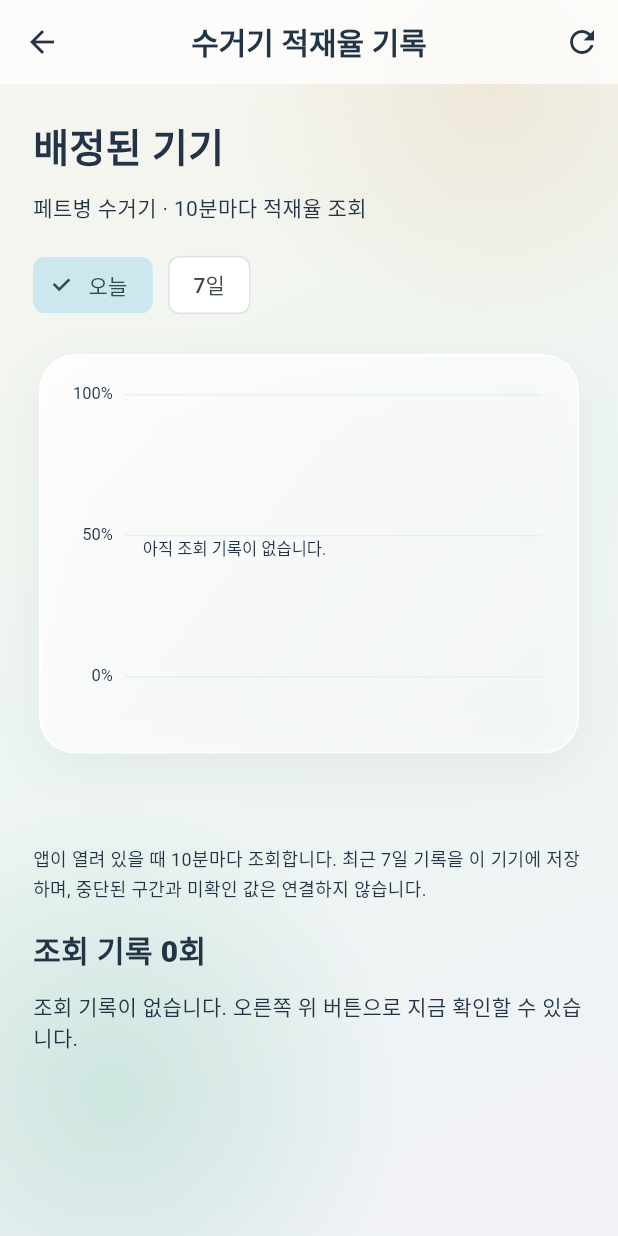
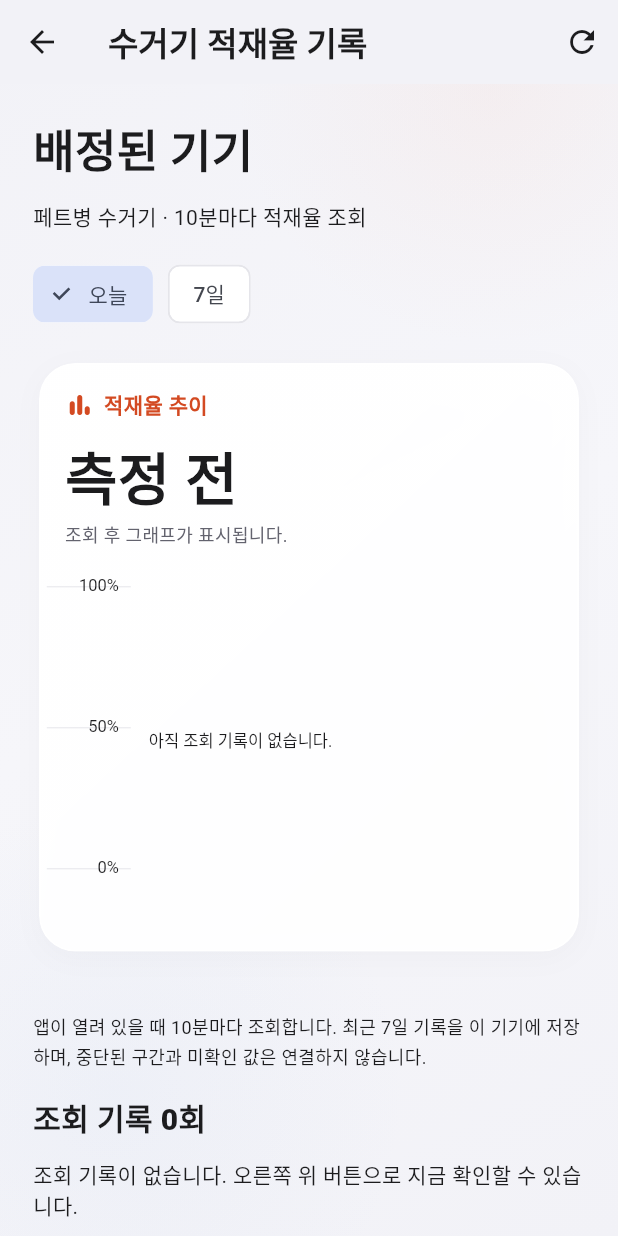
Before and after one commit to Hisabori/Su, a Flutter app: the DeviceHistoryScreen screen opened directly with empty values, on a phone screen of 412 x 824 dp. Run offline on Flutter 3.47's test engine with Material 3 defaults, Android fonts, the phone set to English and light mode, and no system bars; our stand-ins replace flutter_secure_storage, flutter_tts, speech_to_text, video_player, youtube_player_iframe; missing offline and left inert: dart:js_interop; accounts and stored records are empty; Roboto replaces fonts that are missing (NanumGothic).

Commit message:
Refresh default design with Health-inspired cards and collector metrics

```diff
--- a/lib/screens/device_history_screen.dart
+++ b/lib/screens/device_history_screen.dart
@@ -1,4 +1,5 @@
 import '../theme/glass_surface.dart';
+import '../theme/app_style.dart';
 import 'package:flutter/material.dart';
 import '../services/device_history_service.dart';
 import '../widgets/device_history_chart.dart';
@@ -90,7 +91,7 @@ class _DeviceHistoryScreenState extends State<DeviceHistoryScreen> {
                 child: ListView(padding: const EdgeInsets.all(22), children: [
                   Text(latest?.name ?? '배정된 기기',
                       style: const TextStyle(
-                          fontSize: 26, fontWeight: FontWeight.w800)),
+                          fontSize: 30, fontWeight: FontWeight.w800)),
                   const SizedBox(height: 10),
                   const Text('페트병 수거기 · 10분마다 적재율 조회',
                       style: TextStyle(height: 1.6)),
@@ -112,8 +113,36 @@ class _DeviceHistoryScreenState extends State<DeviceHistoryScreen> {
                   GlassCard(
                       semanticContainer: false,
                       child: Padding(
-                          padding: const EdgeInsets.all(12),
-                          child: DeviceHistoryChart(records: visible))),
+                          padding: const EdgeInsets.all(16),
+                          child: Column(
+                              crossAxisAlignment: CrossAxisAlignment.start,
+                              children: [
+                                if (AppStyle.isBeta(context)) ...[
+                                  const Row(children: [
+                                    Icon(Icons.bar_chart_rounded,
+                                        color: AppStyle.coral, size: 20),
+                                    SizedBox(width: 6),
+                                    Text('적재율 추이',
+                                        style: TextStyle(
+                                            color: AppStyle.coral,
+                                            fontWeight: FontWeight.w800))
+                                  ]),
+                                  const SizedBox(height: 10),
+                                  Text(latest?.percentLabel ?? '측정 전',
+                                      style: const TextStyle(
+                                          fontSize: 38,
+                                          fontWeight: FontWeight.w800,
+                                          color: AppStyle.ink)),
+                                  Text(
+                                      latest == null
+                                          ? '조회 후 그래프가 표시됩니다.'
+                                          : '마지막 조회 · ${time(latest.at)}',
+                                      style: const TextStyle(
+                                          fontSize: 12, color: AppStyle.muted)),
+                                  const SizedBox(height: 12),
+                                ],
+                                DeviceHistoryChart(records: visible),
+                              ]))),
                   const SizedBox(height: 16),
                   if (latest != null)
                     GlassCard(
@@ -142,7 +171,6 @@ class _DeviceHistoryScreenState extends State<DeviceHistoryScreen> {
                                 ]))),
                   if (widget.monitor.storageFailed)
                     const Text('현재 조회 결과를 기기에 저장하지 못했습니다. 저장 공간을 확인해 주세요.'),
-                  const SizedBox(height: 20),
                   const SizedBox(height: 20),
                   const Text(
                       '앱이 열려 있을 때 10분마다 조회합니다. 최근 7일 기록을 이 기기에 저장하며, 중단된 구간과 미확인 값은 연결하지 않습니다.',
--- a/lib/screens/login_screen.dart
+++ b/lib/screens/login_screen.dart
@@ -205,7 +205,7 @@ class _LoginScreenState extends State<LoginScreen> {
       const Text('홈 화면에 설치: Safari 공유 → 홈 화면에 추가 / Chrome 메뉴 → 앱 설치',
           textAlign: TextAlign.center, style: TextStyle(fontSize: 12)),
       const SizedBox(height: 8),
-      const Text('v1.16.0 · 빌드 28',
+      const Text('v1.17.0 · 빌드 29',
           textAlign: TextAlign.center, style: TextStyle(fontSize: 12)),
       const SizedBox(height: 8),
       const Text('로그인과 결과 저장에는 인터넷 연결이 필요합니다.',
--- a/lib/screens/work_screen.dart
+++ b/lib/screens/work_screen.dart
@@ -1305,7 +1305,7 @@ class _WorkScreenState extends State<WorkScreen> with WidgetsBindingObserver {
                                 logout();
                               }),
                           const SizedBox(height: 8),
-                          const Text('수호천사 v1.16.0',
+                          const Text('수호천사 v1.17.0',
                               style: TextStyle(color: Colors.grey)),
                         ])))))).whenComplete(() {
       if (mounted) releaseMedia();
--- a/lib/theme/app_style.dart
+++ b/lib/theme/app_style.dart
@@ -5,14 +5,16 @@ import 'appearance_scope.dart';
 abstract final class AppStyle {
   static bool isBeta(BuildContext context) =>
       Theme.of(context).extension<BetaTheme>() != null;
-  static const navy = Color(0xFF254A52);
+  static const navy = Color(0xFF202633);
+  static const coral = Color(0xFFD34A22);
+  static const blue = Color(0xFF0867C5);
   static const teal = Color(0xFF287B70);
-  static const background = Color(0xFFF5F8FA);
-  static const ink = Color(0xFF233447);
-  static const muted = Color(0xFF647574);
-  static const line = Color(0xFFDCE7E1);
+  static const background = Color(0xFFF2F2F7);
+  static const ink = Color(0xFF1C1C1E);
+  static const muted = Color(0xFF63636E);
+  static const line = Color(0xFFE5E5EA);
   static const shadow = [
-    BoxShadow(color: Color(0x102A5149), blurRadius: 28, offset: Offset(0, 10))
+    BoxShadow(color: Color(0x071C1C1E), blurRadius: 16, offset: Offset(0, 4))
   ];
   static ThemeData theme() => ThemeData(
         extensions: const [BetaTheme()],
@@ -52,28 +54,28 @@ abstract final class AppStyle {
             foregroundColor: navy,
             elevation: 5),
         colorScheme: ColorScheme.fromSeed(seedColor: navy).copyWith(
-            primary: navy,
+            primary: blue,
             secondary: teal,
             surface: Colors.white,
             onSurface: ink,
             outline: muted,
             outlineVariant: line),
         appBarTheme: const AppBarTheme(
-            backgroundColor: Color(0xBFFFFFFF),
+            backgroundColor: Color(0xF2F2F2F7),
             foregroundColor: ink,
             surfaceTintColor: Colors.transparent,
             elevation: 0,
-            centerTitle: true,
+            centerTitle: false,
             titleTextStyle: TextStyle(
                 fontFamily: 'NanumGothic',
-                fontSize: 20,
+                fontSize: 22,
                 fontWeight: FontWeight.w800,
                 color: ink)),
         filledButtonTheme: FilledButtonThemeData(
             style: FilledButton.styleFrom(
                 minimumSize: const Size(48, 54),
                 shape: RoundedRectangleBorder(
-                    borderRadius: BorderRadius.circular(24)),
+                    borderRadius: BorderRadius.circular(18)),
                 textStyle: const TextStyle(
                     fontFamily: 'NanumGothic',
                     fontSize: 17,
@@ -86,7 +88,7 @@ abstract final class AppStyle {
                     borderRadius: BorderRadius.circular(24)))),
         inputDecorationTheme: InputDecorationTheme(
             filled: true,
-            fillColor: const Color(0x99FFFFFF),
+            fillColor: const Color(0xFFF7F7FA),
             border: OutlineInputBorder(
                 borderRadius: BorderRadius.circular(14),
                 borderSide: const BorderSide(color: line)),
--- a/lib/theme/glass_surface.dart
+++ b/lib/theme/glass_surface.dart
@@ -26,7 +26,7 @@ class GlassSurface extends StatelessWidget {
                 end: Alignment.bottomRight,
                 colors: opaque
                     ? const [Colors.white, Colors.white]
-                    : const [Color(0xD9FFFFFF), Color(0x8CFFFFFF)]),
+                    : const [Color(0xFAFFFFFF), Color(0xF2FFFFFF)]),
             borderRadius: BorderRadius.circular(radius),
             border: Border.all(
                 color: opaque ? AppStyle.muted : const Color(0xE6FFFFFF),
@@ -130,9 +130,9 @@ class GlassBackdrop extends StatelessWidget {
                                 begin: Alignment.topLeft,
                                 end: Alignment.bottomRight,
                                 colors: [
-                                    Color(0xFFF8F5EF),
-                                    Color(0xFFEDF5F1),
-                                    Color(0xFFF1F2F8)
+                                    Color(0xFFF2F2F7),
+                                    Color(0xFFF6F6FA),
+                                    Color(0xFFF2F2F7)
                                   ])
                             : null)))),
         Positioned.fill(
@@ -142,11 +142,11 @@ class GlassBackdrop extends StatelessWidget {
                         Positioned(
                             top: -110,
                             right: -85,
-                            child: _Glow(color: Color(0x55E6CDAE), size: 340)),
+                            child: _Glow(color: Color(0x18F7B59E), size: 340)),
                         Positioned(
                             bottom: -100,
                             left: -120,
-                            child: _Glow(color: Color(0x5589C7B5), size: 390)),
+                            child: _Glow(color: Color(0x18AEC8EA), size: 390)),
                       ])
                     : const SizedBox.shrink())),
         child,
--- a/lib/widgets/device_history_chart.dart
+++ b/lib/widgets/device_history_chart.dart
@@ -1,6 +1,7 @@
 import 'dart:math' as math;
 import 'package:flutter/material.dart';
 import '../services/device_history_service.dart';
+import '../theme/app_style.dart';
 
 class DeviceHistoryChart extends StatelessWidget {
   const DeviceHistoryChart({super.key, required this.records});
@@ -16,7 +17,11 @@ class DeviceHistoryChart extends StatelessWidget {
         child: SizedBox(
             height: 240,
             child: CustomPaint(
-                painter: _Chart(records, Theme.of(context).colorScheme.primary,
+                painter: _Chart(
+                    records,
+                    AppStyle.isBeta(context)
+                        ? AppStyle.coral
+                        : Theme.of(context).colorScheme.primary,
                     Theme.of(context).colorScheme.onSurface))));
   }
 }
@@ -52,7 +57,7 @@ class _Chart extends CustomPainter {
     for (var i = 0; i < 3; i++) {
       final y = area.bottom - area.height * i / 2;
       canvas.drawLine(Offset(area.left, y), Offset(area.right, y),
-          Paint()..color = const Color(0xFFE1E9EF));
+          Paint()..color = const Color(0xFFE5E5EA));
       label(canvas, '${(maximum * i / 2).toStringAsFixed(0)}%',
           Offset(area.left - 8, y - 7),
           right: true);
--- a/pubspec.yaml
+++ b/pubspec.yaml
@@ -1,7 +1,7 @@
 name: suho_angel
 description: APK evidence based reconstruction of the Suhoangel Android app.
 publish_to: none
-version: 1.16.0+28
+version: 1.17.0+29
 environment:
   sdk: '>=3.5.0 <4.0.0'
 dependencies:
```
Also changed, not shown: 1 other file.
